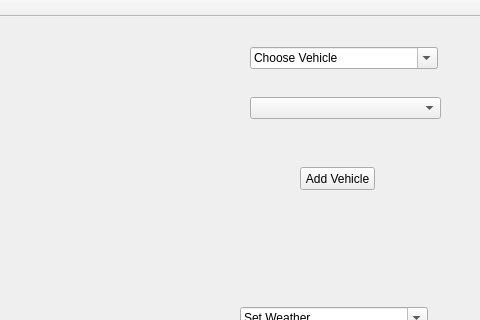
Qt form mainwindow.ui (AlternatingCurrent/TrafficSimulator) before a commit; both pictures show x 680 to 1160 and y 0 to 320 of the 1160 by 623 pixel window.
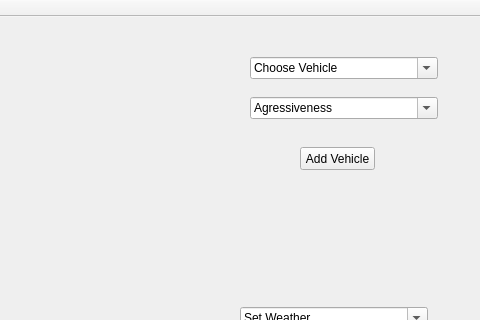
The same form after that commit.

```diff
--- a/mainwindow.ui
+++ b/mainwindow.ui
@@ -88,7 +88,7 @@
     <property name="geometry">
      <rect>
       <x>930</x>
-      <y>30</y>
+      <y>40</y>
       <width>188</width>
       <height>22</height>
      </rect>
@@ -101,7 +101,7 @@
     <property name="geometry">
      <rect>
       <x>980</x>
-      <y>150</y>
+      <y>130</y>
       <width>75</width>
       <height>23</height>
      </rect>
@@ -110,16 +110,6 @@
      <string>Add Vehicle</string>
     </property>
    </widget>
-   <widget class="QComboBox" name="comboBox">
-    <property name="geometry">
-     <rect>
-      <x>930</x>
-      <y>80</y>
-      <width>191</width>
-      <height>22</height>
-     </rect>
-    </property>
-   </widget>
    <widget class="QFontComboBox" name="Weather">
     <property name="geometry">
      <rect>
@@ -159,6 +149,19 @@
      <string/>
     </property>
    </widget>
+   <widget class="QFontComboBox" name="Agressiveness">
+    <property name="geometry">
+     <rect>
+      <x>930</x>
+      <y>80</y>
+      <width>188</width>
+      <height>22</height>
+     </rect>
+    </property>
+    <property name="currentText">
+     <string>Agressiveness</string>
+    </property>
+   </widget>
   </widget>
   <widget class="QMenuBar" name="menuBar">
    <property name="geometry">
```
